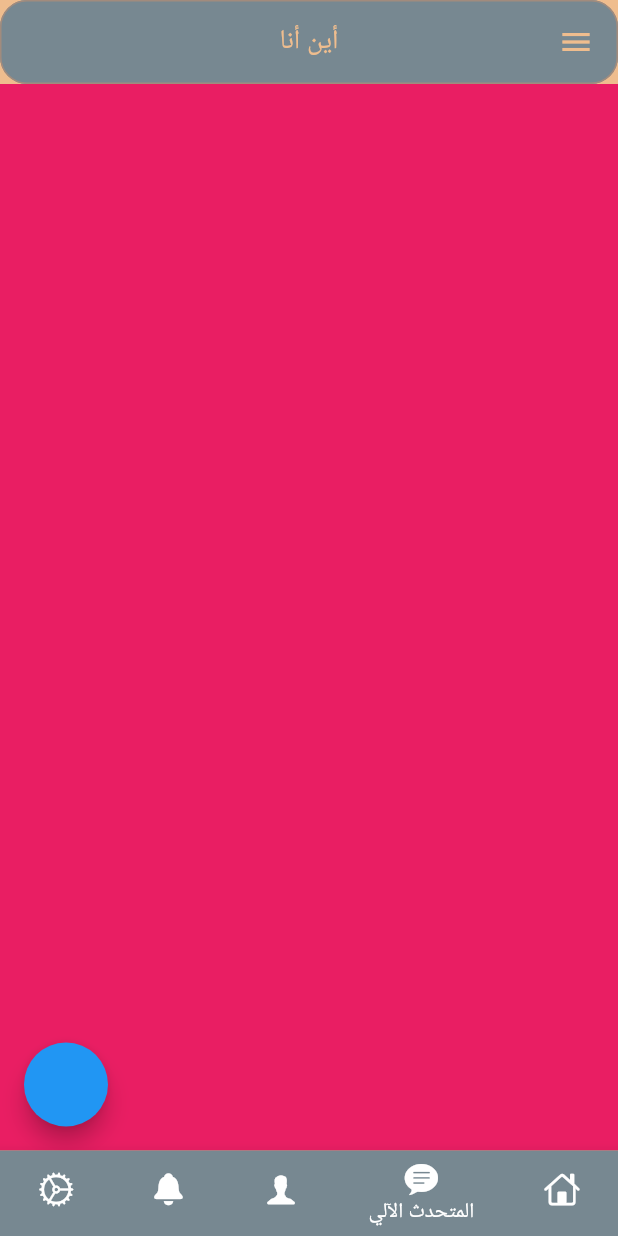
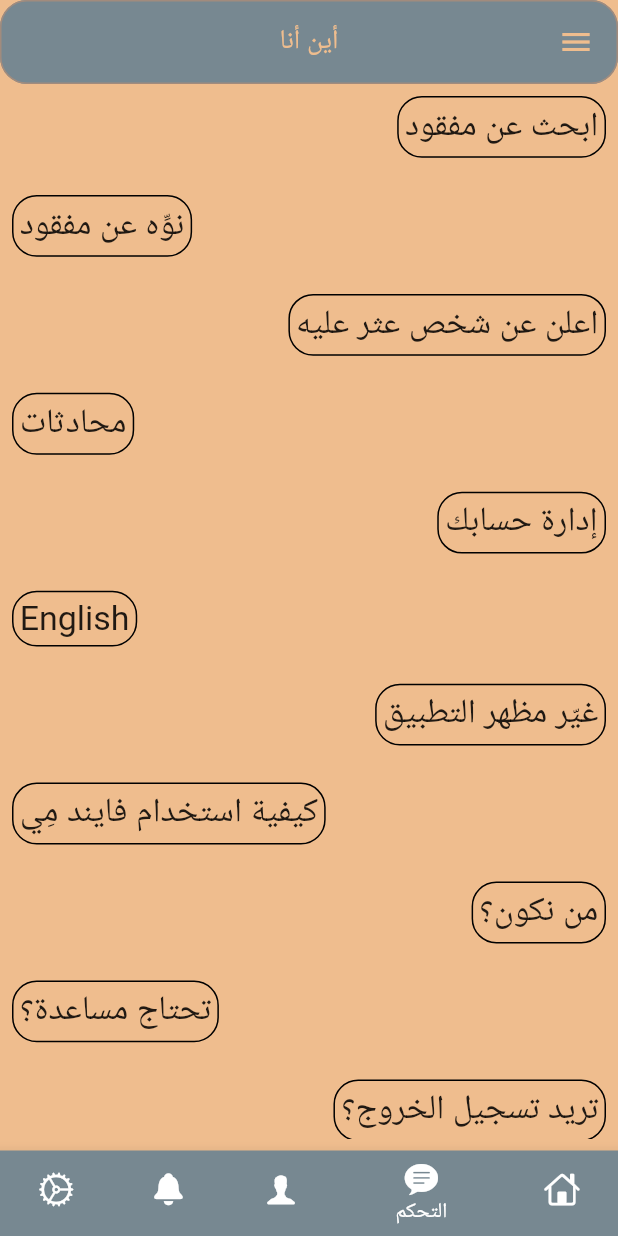
Before and after one commit to osamaOmran1917/Find-Me, a Flutter app: the HomeScreen screen opened by its route, item 2 of the bottom bar chosen, on a phone screen of 412 x 824 dp. Run offline on Flutter 3.47's test engine with Material 2 defaults, Android fonts, the light colour scheme and no system bars; our stand-ins replace cached_network_image, calendar_timeline, cloud_firestore, firebase_auth, firebase_core, firebase_storage and 4 more; missing offline and left inert: flutter_animator; accounts and stored records are empty; generated files the repository leaves out were written again; network calls fail.

Commit message:
Dashboard ✔

```diff
--- a/lib/l10n/app_ar.arb
+++ b/lib/l10n/app_ar.arb
@@ -136,5 +136,15 @@
     "chat": "محادثة",
     "reachedToHisFamily": "وصل لذويه؟",
     "haventReachedHisFamilyYet": "لم يصل لذويه بعد؟",
-    "sayHi": "قل مرحبا! 👋"
+    "sayHi": "قل مرحبا! 👋",
+    "dashboard": "التحكم",
+    "searchForAMissingPerson": "ابحث عن مفقود",
+    "postAMissingPerson": "نوِّه عن مفقود",
+    "postFoundPerson": "اعلن عن شخص عثر عليه",
+    "chatWithSomeone": "محادثات",
+    "changeAppTheme": "غيّر مظهر التطبيق",
+    "howToUseFindMe": "كيفية استخدام فايند مِي",
+    "whoAreWe": "من نكون؟",
+    "needHelp": "تحتاج مساعدة؟",
+    "wannaLogOut": "تريد تسجيل الخروج؟"
 }
--- a/lib/l10n/app_en.arb
+++ b/lib/l10n/app_en.arb
@@ -136,5 +136,15 @@
     "chat": "Chat",
     "reachedToHisFamily": "reached his family?",
     "haventReachedHisFamilyYet": "haven'tReachedHisFamilyYet?",
-    "sayHi": "Say Hi! 👋"
+    "sayHi": "Say Hi! 👋",
+    "dashboard": "Dashboard",
+    "searchForAMissingPerson": "Search for a missing person",
+    "postAMissingPerson": "Post a missing person",
+    "postFoundPerson": "Post found person",
+    "chatWithSomeone": "Chat with someone",
+    "changeAppTheme": "Change app theme",
+    "howToUseFindMe": "How to use Find Me",
+    "whoAreWe": "Who are we?",
+    "needHelp": "Need help?",
+    "wannaLogOut": "Wanna log out?"
 }
--- a/lib/ui/home/chatbot_tab/chatbot_viewModel.dart
+++ /dev/null
@@ -1,15 +0,0 @@
-/*
-import 'package:flutter/foundation.dart';
-
-abstract class ChatBotNavigator {
-  void viewMessages();
-}
-
-class ChatBotViewModel extends ChangeNotifier {
-  ChatBotNavigator? navigator;
-
-  void M1() {
-    navigator?.viewMessages();
-  }
-}
-*/
--- /dev/null
+++ b/lib/ui/home/dashboard_tab/dashboard.dart
@@ -0,0 +1,328 @@
+import 'package:find_me_ii/dialog_utils.dart';
+import 'package:find_me_ii/shared_data.dart';
+import 'package:find_me_ii/ui/home/dashboard_tab/user_instructions.dart';
+import 'package:find_me_ii/ui/home/home_side_menu/about_us/about_us_screen.dart';
+import 'package:find_me_ii/ui/home/home_side_menu/contact_us/contact_us_screen.dart';
+import 'package:find_me_ii/ui/home/home_side_menu/manage_acc/manage_acc_screen.dart';
+import 'package:find_me_ii/ui/home/home_tab/chat/chats_screen.dart';
+import 'package:find_me_ii/ui/home/home_tab/insert_lost_person_screen/insert_lost_person_screen.dart';
+import 'package:find_me_ii/ui/home/home_tab/search_screen/search_screen.dart';
+import 'package:find_me_ii/ui/log_in/login_screen.dart';
+import 'package:find_me_ii/ui/providers/settings_provider.dart';
+import 'package:firebase_auth/firebase_auth.dart';
+import 'package:flutter/material.dart';
+import 'package:flutter_gen/gen_l10n/app_localizations.dart';
+import 'package:google_sign_in/google_sign_in.dart';
+import 'package:provider/provider.dart';
+
+class DashboardTab extends StatefulWidget {
+  @override
+  State<DashboardTab> createState() => _DashboardTabState();
+}
+
+class _DashboardTabState extends State<DashboardTab> {
+  @override
+  Widget build(BuildContext context) {
+    var settingsProvider = Provider.of<SettingsProvider>(context);
+    return Padding(
+      padding: EdgeInsets.all(8.0),
+      child: SingleChildScrollView(
+        physics: BouncingScrollPhysics(),
+        child: Column(
+          children: [
+            Row(
+              children: [
+                InkWell(
+                  onTap: () {
+                    Navigator.push(context,
+                        MaterialPageRoute(builder: (_) => SearchScreen()));
+                  },
+                  child: Container(
+                    padding:
+                        EdgeInsets.all(MediaQuery.of(context).size.width * .01),
+                    decoration: BoxDecoration(
+                        border: Border.all(color: Colors.black, width: 1),
+                        borderRadius: BorderRadius.circular(
+                            MediaQuery.of(context).size.width * .040000001)),
+                    child: Text(
+                      AppLocalizations.of(context)!.searchForAMissingPerson,
+                      style: TextStyle(
+                          fontSize: MediaQuery.of(context).size.width * .055),
+                    ),
+                  ),
+                )
+              ],
+            ),
+            SizedBox(
+              height: MediaQuery.of(context).size.height * .03,
+            ),
+            Row(
+              mainAxisAlignment: MainAxisAlignment.end,
+              children: [
+                InkWell(
+                  onTap: () {
+                    Navigator.pushNamed(
+                        context, InsertLostPersonScreen.routeName,
+                        arguments: InsertLostPersonScreen.lost = true);
+                  },
+                  child: Container(
+                    padding:
+                        EdgeInsets.all(MediaQuery.of(context).size.width * .01),
+                    decoration: BoxDecoration(
+                        border: Border.all(color: Colors.black, width: 1),
+                        borderRadius: BorderRadius.circular(
+                            MediaQuery.of(context).size.width * .040000001)),
+                    child: Text(
+                      AppLocalizations.of(context)!.postAMissingPerson,
+                      style: TextStyle(
+                          fontSize: MediaQuery.of(context).size.width * .055),
+                    ),
+                  ),
+                )
+              ],
+            ),
+            SizedBox(
+              height: MediaQuery.of(context).size.height * .03,
+            ),
+            Row(
+              children: [
+                InkWell(
+                  onTap: () {
+                    Navigator.pushNamed(
+                        context, InsertLostPersonScreen.routeName,
+                        arguments: InsertLostPersonScreen.lost = false);
+                  },
+                  child: Container(
+                    padding:
+                        EdgeInsets.all(MediaQuery.of(context).size.width * .01),
+                    decoration: BoxDecoration(
+                        border: Border.all(color: Colors.black, width: 1),
+                        borderRadius: BorderRadius.circular(
+                            MediaQuery.of(context).size.width * .040000001)),
+                    child: Text(
+                      AppLocalizations.of(context)!.postFoundPerson,
+                      style: TextStyle(
+                          fontSize: MediaQuery.of(context).size.width * .055),
+                    ),
+                  ),
+                )
+              ],
+            ),
+            SizedBox(
+              height: MediaQuery.of(context).size.height * .03,
+            ),
+            Row(
+              mainAxisAlignment: MainAxisAlignment.end,
+              children: [
+                InkWell(
+                  onTap: () => Navigator.push(context,
+                      MaterialPageRoute(builder: (_) => ChatsScreen())),
+                  child: Container(
+                    padding:
+                        EdgeInsets.all(MediaQuery.of(context).size.width * .01),
+                    decoration: BoxDecoration(
+                        border: Border.all(color: Colors.black, width: 1),
+                        borderRadius: BorderRadius.circular(
+                            MediaQuery.of(context).size.width * .040000001)),
+                    child: Text(
+                      AppLocalizations.of(context)!.chatWithSomeone,
+                      style: TextStyle(
+                          fontSize: MediaQuery.of(context).size.width * .055),
+                    ),
+                  ),
+                )
+              ],
+            ),
+            SizedBox(
+              height: MediaQuery.of(context).size.height * .03,
+            ),
+            Row(
+              children: [
+                InkWell(
+                  onTap: () => Navigator.push(
+                      context, MaterialPageRoute(builder: (_) => ManageAcc())),
+                  child: Container(
+                    padding:
+                        EdgeInsets.all(MediaQuery.of(context).size.width * .01),
+                    decoration: BoxDecoration(
+                        border: Border.all(color: Colors.black, width: 1),
+                        borderRadius: BorderRadius.circular(
+                            MediaQuery.of(context).size.width * .040000001)),
+                    child: Text(
+                      AppLocalizations.of(context)!.manageAcc,
+                      style: TextStyle(
+                          fontSize: MediaQuery.of(context).size.width * .055),
+                    ),
+                  ),
+                )
+              ],
+            ),
+            SizedBox(
+              height: MediaQuery.of(context).size.height * .03,
+            ),
+            Row(
+              mainAxisAlignment: MainAxisAlignment.end,
+              children: [
+                InkWell(
+                  onTap: () => settingsProvider.changeLanguage(
+                      settingsProvider.isArabic() ? 'en' : 'ar'),
+                  child: Container(
+                    padding:
+                        EdgeInsets.all(MediaQuery.of(context).size.width * .01),
+                    decoration: BoxDecoration(
+                        border: Border.all(color: Colors.black, width: 1),
+                        borderRadius: BorderRadius.circular(
+                            MediaQuery.of(context).size.width * .040000001)),
+                    child: Text(
+                      settingsProvider.isArabic() ? 'English' : 'عربي',
+                      style: TextStyle(
+                          fontSize: MediaQuery.of(context).size.width * .055),
+                    ),
+                  ),
+                )
+              ],
+            ),
+            SizedBox(
+              height: MediaQuery.of(context).size.height * .03,
+            ),
+            Row(
+              children: [
+                InkWell(
+                  onTap: () => settingsProvider.changeTheme(
+                      settingsProvider.isDarkMode()
+                          ? ThemeMode.light
+                          : ThemeMode.dark),
+                  child: Container(
+                    padding:
+                        EdgeInsets.all(MediaQuery.of(context).size.width * .01),
+                    decoration: BoxDecoration(
+                        border: Border.all(color: Colors.black, width: 1),
+                        borderRadius: BorderRadius.circular(
+                            MediaQuery.of(context).size.width * .040000001)),
+                    child: Text(
+                      AppLocalizations.of(context)!.changeAppTheme,
+                      style: TextStyle(
+                          fontSize: MediaQuery.of(context).size.width * .055),
+                    ),
+                  ),
+                )
+              ],
+            ),
+            SizedBox(
+              height: MediaQuery.of(context).size.height * .03,
+            ),
+            Row(
+              mainAxisAlignment: MainAxisAlignment.end,
+              children: [
+                InkWell(
+                  onTap: () => Navigator.push(context,
+                      MaterialPageRoute(builder: (_) => UserInstructions())),
+                  child: Container(
+                    padding:
+                        EdgeInsets.all(MediaQuery.of(context).size.width * .01),
+                    decoration: BoxDecoration(
+                        border: Border.all(color: Colors.black, width: 1),
+                        borderRadius: BorderRadius.circular(
+                            MediaQuery.of(context).size.width * .040000001)),
+                    child: Text(
+                      AppLocalizations.of(context)!.howToUseFindMe,
+                      style: TextStyle(
+                          fontSize: MediaQuery.of(context).size.width * .055),
+                    ),
+                  ),
+                )
+              ],
+            ),
+            SizedBox(
+              height: MediaQuery.of(context).size.height * .03,
+            ),
+            Row(
+              children: [
+                InkWell(
+                  onTap: () => Navigator.push(
+                      context, MaterialPageRoute(builder: (_) => AboutUs())),
+                  child: Container(
+                    padding:
+                        EdgeInsets.all(MediaQuery.of(context).size.width * .01),
+                    decoration: BoxDecoration(
+                        border: Border.all(color: Colors.black, width: 1),
+                        borderRadius: BorderRadius.circular(
+                            MediaQuery.of(context).size.width * .040000001)),
+                    child: Text(
+                      AppLocalizations.of(context)!.whoAreWe,
+                      style: TextStyle(
+                          fontSize: MediaQuery.of(context).size.width * .055),
+                    ),
+                  ),
+                )
+              ],
+            ),
+            SizedBox(
+              height: MediaQuery.of(context).size.height * .03,
+            ),
+            Row(
+              mainAxisAlignment: MainAxisAlignment.end,
+              children: [
+                InkWell(
+                  onTap: () => Navigator.push(
+                      context, MaterialPageRoute(builder: (_) => ContactUs())),
+                  child: Container(
+                    padding:
+                        EdgeInsets.all(MediaQuery.of(context).size.width * .01),
+                    decoration: BoxDecoration(
+                        border: Border.all(color: Colors.black, width: 1),
+                        borderRadius: BorderRadius.circular(
+                            MediaQuery.of(context).size.width * .040000001)),
+                    child: Text(
+                      AppLocalizations.of(context)!.needHelp,
+                      style: TextStyle(
+                          fontSize: MediaQuery.of(context).size.width * .055),
+                    ),
+                  ),
+                )
+              ],
+            ),
+            SizedBox(
+              height: MediaQuery.of(context).size.height * .03,
+            ),
+            Row(
+              children: [
+                InkWell(
+                  onTap: () async {
+                    showMessage(context,
+                        AppLocalizations.of(context)!.areYouSureYouWannaLogout,
+                        posAction: () async {
+                      await FirebaseAuth.instance.signOut().then((value) async {
+                        await GoogleSignIn().signOut().then((value) {
+                          Navigator.pushReplacementNamed(
+                              context, LogInScreen.routeName);
+                        });
+                      });
+                      SharedData.user = null;
+                    },
+                        posActionName: AppLocalizations.of(context)!.yes,
+                        negAction: () {},
+                        negActionName: AppLocalizations.of(context)!.no);
+                  },
+                  child: Container(
+                    padding:
+                        EdgeInsets.all(MediaQuery.of(context).size.width * .01),
+                    decoration: BoxDecoration(
+                        border: Border.all(color: Colors.black, width: 1),
+                        borderRadius: BorderRadius.circular(
+                            MediaQuery.of(context).size.width * .040000001)),
+                    child: Text(
+                      AppLocalizations.of(context)!.wannaLogOut,
+                      style: TextStyle(
+                          fontSize: MediaQuery.of(context).size.width * .055),
+                    ),
+                  ),
+                )
+              ],
+            ),
+          ],
+        ),
+      ),
+    );
+  }
+}
--- a/lib/ui/home/chatbot_tab/chatbot_tab.dart
+++ b/lib/ui/home/dashboard_tab/user_instructions.dart
@@ -1,16 +1,9 @@
 import 'package:flutter/material.dart';
 
-class ChatBotTab extends StatefulWidget {
-  @override
-  State<ChatBotTab> createState() => _ChatBotTabState();
-}
-
-class _ChatBotTabState extends State<ChatBotTab> {
-
+class UserInstructions extends StatelessWidget {
   @override
   Widget build(BuildContext context) {
     return Scaffold(
-      backgroundColor: Colors.pink,
       floatingActionButton: FloatingActionButton(
         onPressed: () {},
       ),
--- a/lib/ui/home/home_screen.dart
+++ b/lib/ui/home/home_screen.dart
@@ -2,7 +2,7 @@ import 'package:find_me_ii/base/base.dart';
 import 'package:find_me_ii/data_base/my_database.dart';
 import 'package:find_me_ii/my_theme.dart';
 import 'package:find_me_ii/shared_data.dart';
-import 'package:find_me_ii/ui/home/chatbot_tab/chatbot_tab.dart';
+import 'package:find_me_ii/ui/home/dashboard_tab/dashboard.dart';
 import 'package:find_me_ii/ui/home/home_tab/insert_lost_person_screen/insert_lost_person_screen.dart';
 import 'package:find_me_ii/ui/home/home_tab/latest_lost_tab.dart';
 import 'package:find_me_ii/ui/home/home_tab/search_screen/search_screen.dart';
@@ -36,8 +36,10 @@ class _HomeScreenState extends BaseState<HomeScreen, HomeViewModel>
 
   List<Widget> tabs = [
     LatestLost(),
-    ChatBotTab(),
-    ProfileTab(user: SharedData.user!,),
+    DashboardTab(),
+    ProfileTab(
+      user: SharedData.user!,
+    ),
     NotificationsTab(),
     SettingsTab(),
   ];
@@ -154,16 +156,18 @@ class _HomeScreenState extends BaseState<HomeScreen, HomeViewModel>
                       .backgroundColor,
                   icon: Icon(CupertinoIcons.home),
                   label: AppLocalizations.of(context)!.home),
-            BottomNavigationBarItem(
-                backgroundColor:
-                Theme.of(context).bottomNavigationBarTheme.backgroundColor,
-                icon: Icon(CupertinoIcons.chat_bubble_text_fill),
-                label: AppLocalizations.of(context)!.chatbot),
-            BottomNavigationBarItem(
-                backgroundColor:
-                Theme.of(context).bottomNavigationBarTheme.backgroundColor,
-                icon: Icon(CupertinoIcons.person_alt),
-                label: AppLocalizations.of(context)!.profile),
+              BottomNavigationBarItem(
+                  backgroundColor: Theme.of(context)
+                      .bottomNavigationBarTheme
+                      .backgroundColor,
+                  icon: Icon(CupertinoIcons.chat_bubble_text_fill),
+                  label: AppLocalizations.of(context)!.dashboard),
+              BottomNavigationBarItem(
+                  backgroundColor: Theme.of(context)
+                      .bottomNavigationBarTheme
+                      .backgroundColor,
+                  icon: Icon(CupertinoIcons.person_alt),
+                  label: AppLocalizations.of(context)!.profile),
               BottomNavigationBarItem(
                   backgroundColor: Theme.of(context)
                       .bottomNavigationBarTheme
```
Also changed, not shown: lib/date_utils.dart (line endings or trailing spaces).
